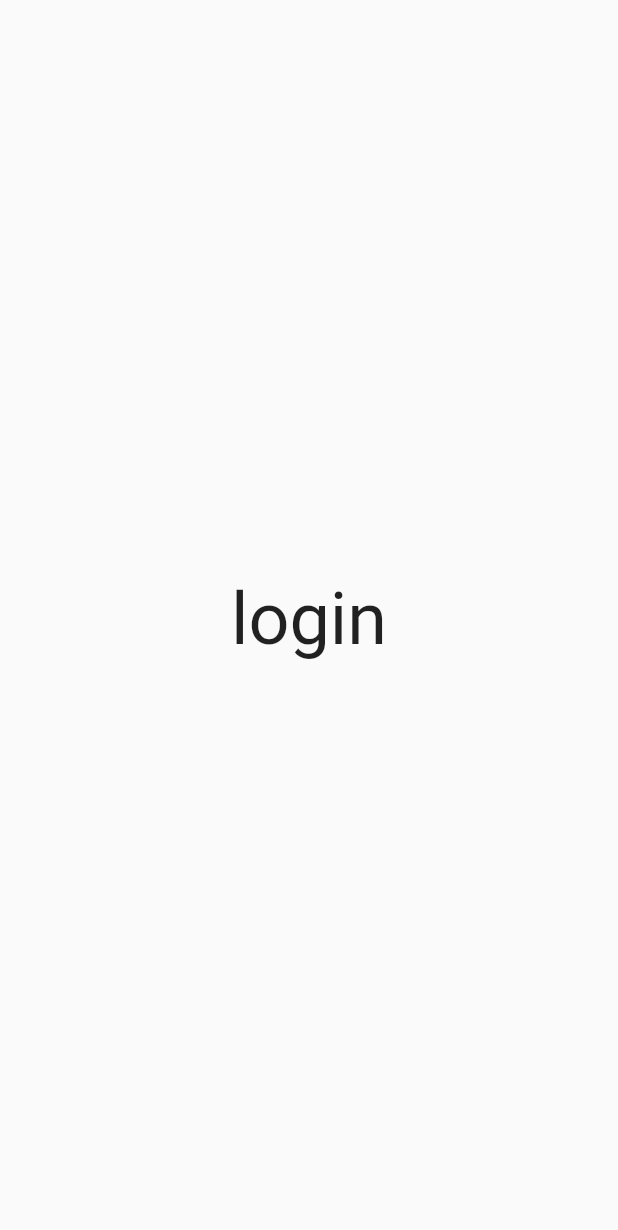
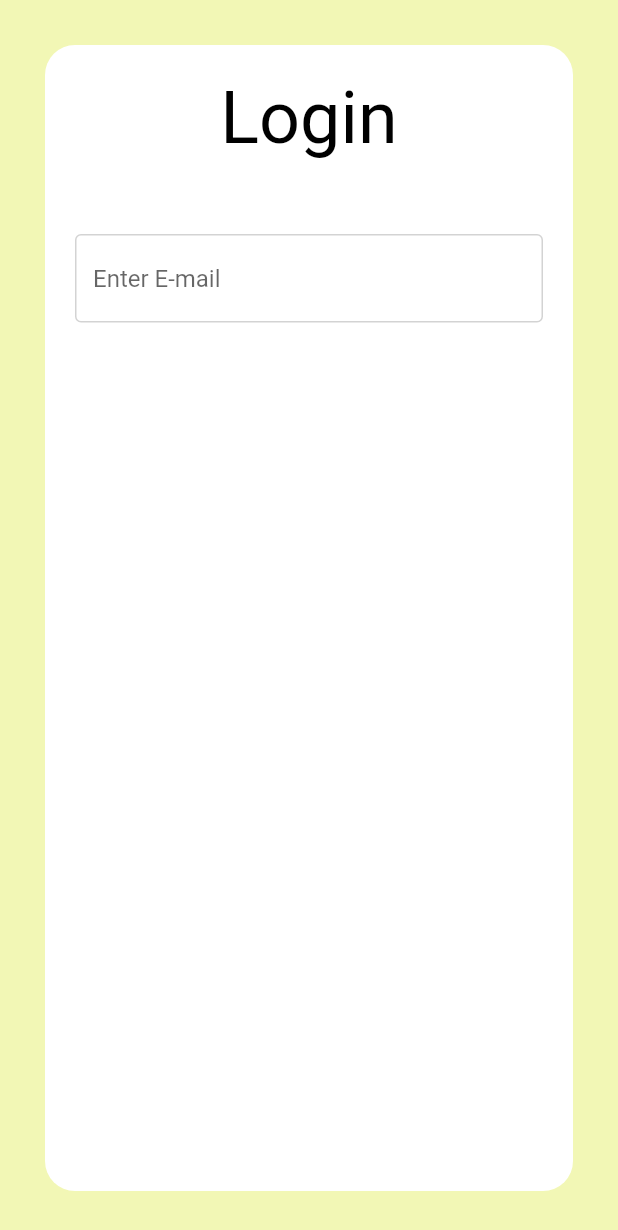
Before and after one commit to AverageDude0716/EVEE-mobile-app, a Flutter app: the screen it shows after launch, after a tap on "Login", on a phone screen of 412 x 824 dp. Shown: the top 1230 px of the screen. Run offline on Flutter 3.47's test engine with Material 2 defaults, Android fonts, the phone set to English and light mode, and no system bars.

Commit message:
added login ui

```diff
--- a/lib/login.dart
+++ b/lib/login.dart
@@ -19,21 +19,91 @@ class _Login_page_state extends State<Login_page>
   @override
   Widget build(BuildContext context)
   {
+    final double screenWidth = MediaQuery.of(context).size.width;
+    final double screenHeight = MediaQuery.of(context).size.height;
 
-    return  const Scaffold
+    return  Scaffold
     (
 
-      body: Center
+      body: Container
         (
 
-        child: Text
+          color: light_yellow,
+
+           child: GestureDetector
            (
-          'login',
+
+              onTap: ()
+              {
+                FocusScope.of(context).unfocus();
+              },
+
+              child: Container
+          (
+
+            height: screenHeight,
+            width: screenWidth,
+            margin: const EdgeInsets.all(30.0),
+            padding: const EdgeInsets.all(20.0),
+            decoration: BoxDecoration
+            (
+
+              color: Colors.white,
+              borderRadius: BorderRadius.circular(20.0)
+
+            ),
+
+            child: Column
+            (
+
+              children:
+              [
+
+                const Text
+                (
+                  'Login',
                   style: TextStyle
                   (
+                    color: Colors.black,
                     fontSize: 48.0,
+                    decoration: TextDecoration.none
                   ),
+                ),//header
+
+                Container
+                (
+
+                  margin: const EdgeInsets.fromLTRB(0, 50.0, 0, 0),
+
+                  child: const TextField
+                  (
+
+                    decoration: InputDecoration
+                    (
+
+                      hintText: 'Enter E-mail',
+                      border: OutlineInputBorder
+                      (
+                        borderSide: BorderSide(color: light_gray),
                       ),
+                      enabledBorder: OutlineInputBorder
+                      (
+                        borderSide: BorderSide(color: light_gray),
+                      ),
+
+                    ),
+
+                  ),
+
+                ),
+
+              ],
+
+            ),
+
+          ),
+
+           ),//form
 
         ),
 
--- a/lib/styles.dart
+++ b/lib/styles.dart
@@ -8,3 +8,4 @@ const light_pink = Color(0xFFFD8A8A);
 const light_violet = Color(0xFF9EA1D4);
 const light_yellow = Color.fromARGB(255, 242, 247, 181);
 const light_blue = Color(0xFFA8D1D1);
+const light_gray = Color(0xffD3D3D3);
```
Lines whose indentation alone changed are shown as unchanged.
